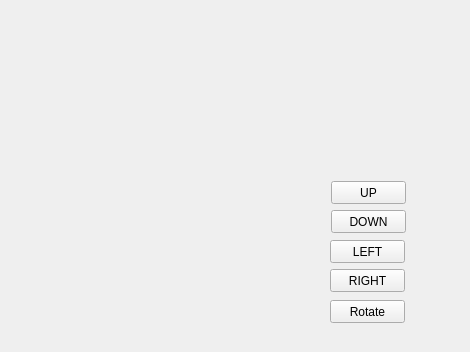
Qt form tetrisGraphicsItem/src/mainwindow.ui (zhoutk/qtDemo) before a commit; both pictures show x 0 to 470 and y 0 to 352 of the 470 by 630 pixel window.
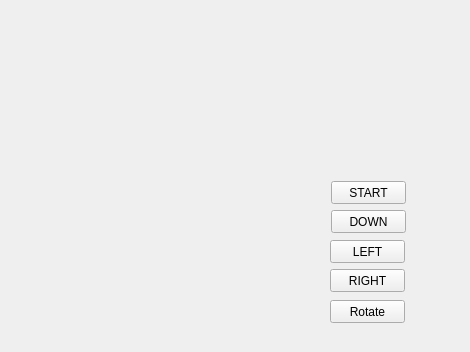
The same form after that commit.

What changed in the file:
```diff
--- a/tetrisGraphicsItem/src/mainwindow.ui
+++ b/tetrisGraphicsItem/src/mainwindow.ui
@@ -36,7 +36,7 @@
      </rect>
     </property>
     <property name="text">
-     <string>UP</string>
+     <string>START</string>
     </property>
    </widget>
    <widget class="QPushButton" name="pushButton5">
```
